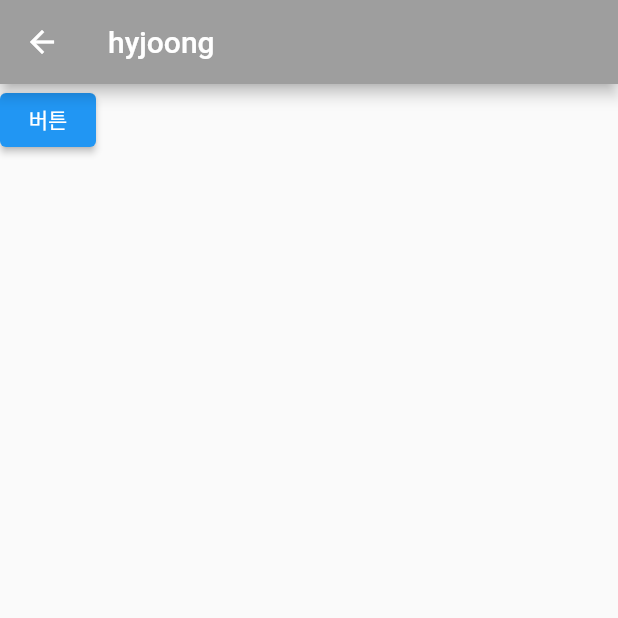
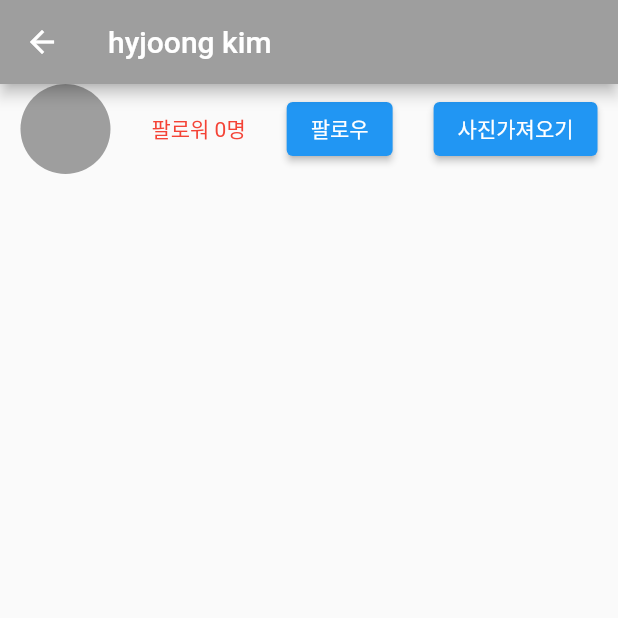
Before and after one commit to hyjoong/contact_app, a Flutter app: the Profile screen opened directly, on a phone screen of 412 x 824 dp, the top half of it. Run offline on Flutter 3.47's test engine with Material 2 defaults, Android fonts, the phone set to English and light mode, and no system bars; our stand-ins replace contacts_service, image_picker, permission_handler, shared_preferences; accounts and stored records are empty; network calls fail.

Commit message:
feat: store 여러개 구현 & Get 요청 구현

```diff
--- a/lib/main.dart
+++ b/lib/main.dart
@@ -11,8 +11,11 @@ import 'package:provider/provider.dart';
 
 void main() {
   runApp(
-      ChangeNotifierProvider(
-        create: (c) => Store1(),
+      MultiProvider(
+        providers: [
+          ChangeNotifierProvider(create: (c) => Store1()),
+          ChangeNotifierProvider(create: (c) => Store2()),
+        ],
         child: MaterialApp(
           theme: ThemeData(
             iconTheme: IconThemeData( // 모든 아이콘들 스타일
@@ -343,11 +346,32 @@ class Upload extends StatelessWidget {
   }
 }
 
+class Store2 extends ChangeNotifier {
+  var name = 'hyjoong kim';
+}
+
 class Store1 extends ChangeNotifier {
-  var name = 'hyjoong';
-  changeName(){
-    name = 'hyunjjang';
-    notifyListeners(); // state 수정 후 재 랜더링 해주는 code
+  var follower = 0;
+  var friend = false;
+  var profileImage =  [];
+
+  getData() async{
+    var result = await http.get(Uri.parse('https://codingapple1.github.io/app/profile.json'));
+    var result2 = jsonDecode(result.body);
+
+    profileImage = result2;
+    notifyListeners();
+  }
+
+  addFollower(){
+    if(friend == false) {
+      follower++;
+      friend = true;
+    } else{
+      follower--;
+      friend = false;
+    }
+    notifyListeners();
   }
 }
 
@@ -357,12 +381,21 @@ class Profile extends StatelessWidget {
   @override
   Widget build(BuildContext context) {
     return Scaffold(
-      appBar: AppBar(title: Text(context.watch<Store1>().name),),
-      body: Column(
+      appBar: AppBar(title: Text(context.watch<Store2>().name),),
+      body: Row(
+        mainAxisAlignment: MainAxisAlignment.spaceAround,
         children: [
+          CircleAvatar(
+            radius: 30,
+            backgroundColor: Colors.grey,
+          ),
+          Text('팔로워 ${context.watch<Store1>().follower}명'),
           ElevatedButton(onPressed: (){
-            context.read<Store1>().changeName();
-          }, child: Text('버튼'))
+            context.read<Store1>().addFollower();
+          }, child: Text('팔로우')),
+          ElevatedButton(onPressed: (){
+            context.read<Store1>().getData();
+          }, child: Text('사진가져오기'))
         ],
       ),
     );
```
